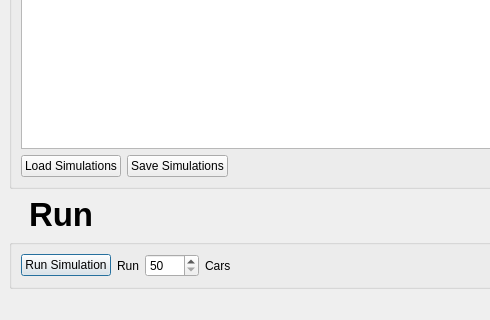
Before: the Qt Designer form src/UI/mainwindow.ui in samuelarbibe/ai-tms, drawn with Qt 5; both pictures show x 0 to 490 and y 514 to 834 of the 1440 by 834 pixel window.
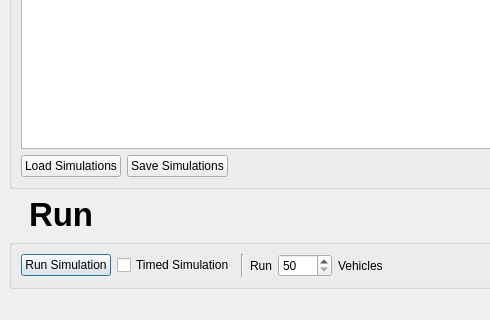
After: the same form once the commit is applied.

Commit message: new simulation type added ⏰

Diff of the .ui file:
```diff
--- a/src/UI/mainwindow.ui
+++ b/src/UI/mainwindow.ui
@@ -1775,6 +1775,20 @@
                </property>
               </widget>
              </item>
+             <item>
+              <widget class="QCheckBox" name="TimedSimCheckBox">
+               <property name="text">
+                <string>Timed Simulation</string>
+               </property>
+              </widget>
+             </item>
+             <item>
+              <widget class="Line" name="line">
+               <property name="orientation">
+                <enum>Qt::Vertical</enum>
+               </property>
+              </widget>
+             </item>
              <item>
               <widget class="QLabel" name="label_14">
                <property name="text">
@@ -1805,9 +1819,12 @@
               </widget>
              </item>
              <item>
-              <widget class="QLabel" name="label_15">
+              <widget class="QLabel" name="SimRunLabel">
+               <property name="enabled">
+                <bool>true</bool>
+               </property>
                <property name="text">
-                <string>Cars</string>
+                <string>Vehicles</string>
                </property>
               </widget>
              </item>
```
Left out of the diff: 2 changed lines with no effect on the pictures. The commit also changes 14 other files.
